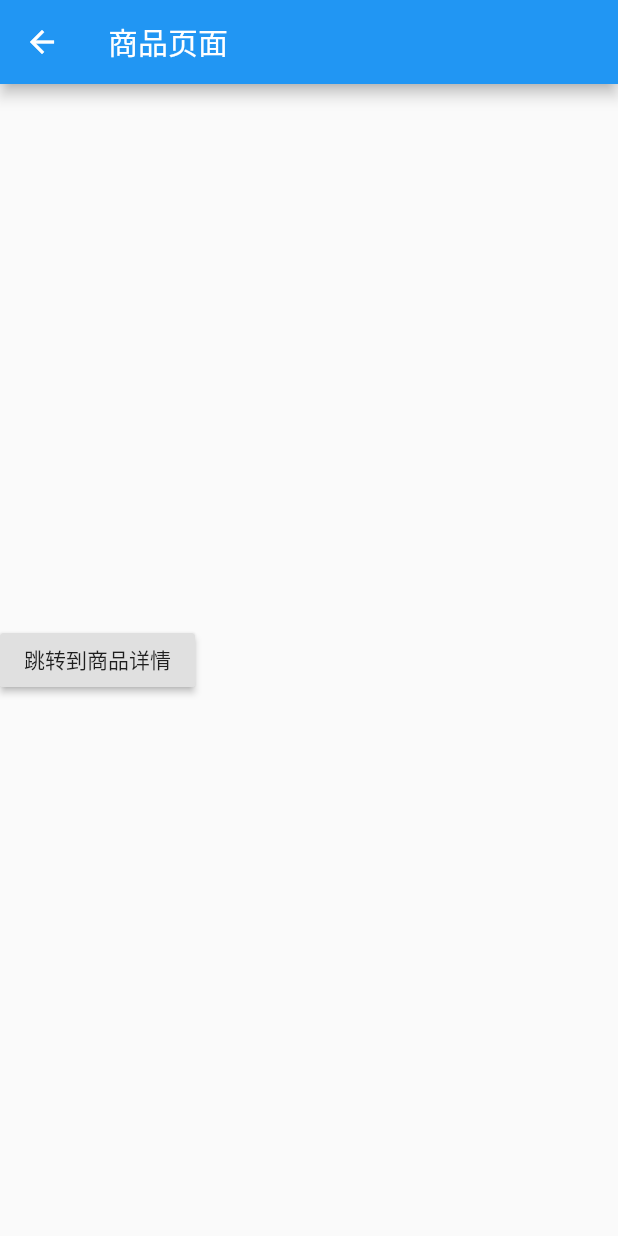
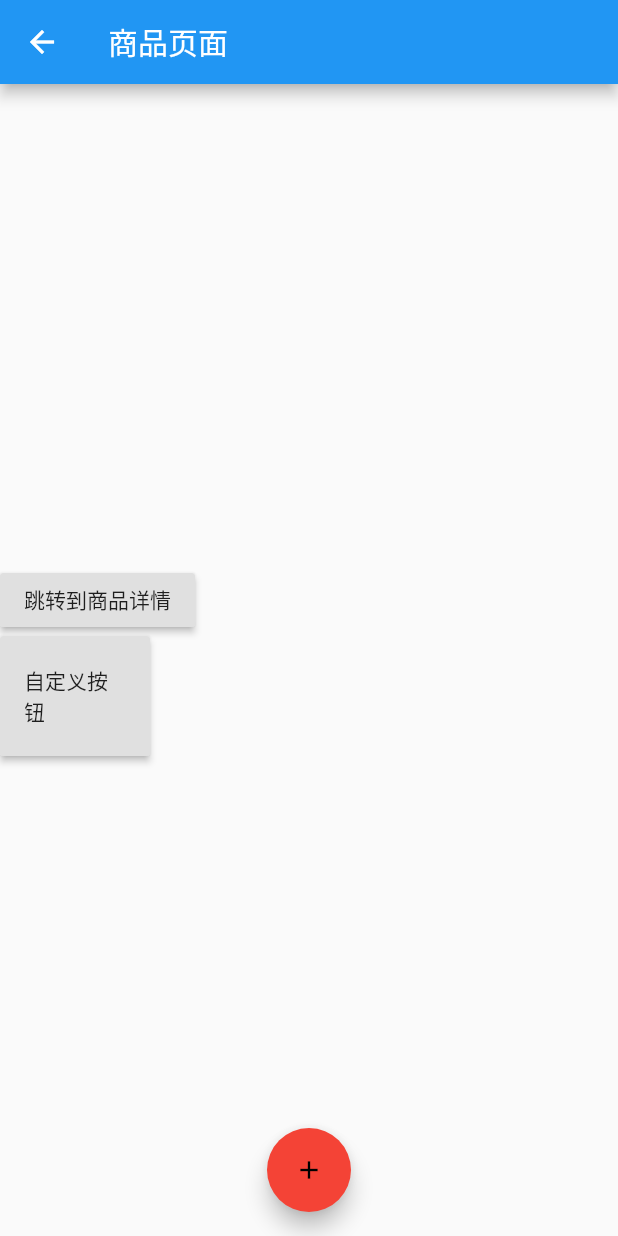
Before and after one commit to LFNHHHHH/Flutter-Study, a Flutter app: the ProductPage screen opened directly, on a phone screen of 412 x 824 dp. Run offline on Flutter 3.47's test engine with Material 2 defaults, Android fonts, the phone set to English and light mode, and no system bars.

Commit message:
floatingActionButton

```diff
--- a/lib/pages/AppBarDemo.dart
+++ b/lib/pages/AppBarDemo.dart
@@ -14,7 +14,7 @@ class AppBarDemoPage extends StatelessWidget {
               centerTitle: true,
               bottom: TabBar(
                 tabs: <Widget>[
-                  Tab(text: '热门'),
+                  Tab(text: '热门1'),
                   Tab(text: '推荐'),
                 ],
               ),
--- a/lib/pages/Product.dart
+++ b/lib/pages/Product.dart
@@ -13,6 +13,19 @@ class _ProductPageState extends State<ProductPage> {
     return Container(
       child: Scaffold(
           appBar: AppBar(title: Text('商品页面')),
+          floatingActionButton: FloatingActionButton(
+            child: Icon(
+              Icons.add,
+              color: Colors.black,
+              size: 20,
+            ),
+            onPressed: () {
+              print('FloatingActionButton');
+            },
+            backgroundColor: Colors.red,
+          ),
+          floatingActionButtonLocation:
+              FloatingActionButtonLocation.centerFloat,
           body: Column(
             crossAxisAlignment: CrossAxisAlignment.start,
             mainAxisAlignment: MainAxisAlignment.center,
@@ -23,9 +36,38 @@ class _ProductPageState extends State<ProductPage> {
                     Navigator.pushNamed(context, '/productinfo',
                         arguments: {'pid': 3366});
                   }),
+              MyButton(
+                  text: '自定义按钮',
+                  width: 100.0,
+                  height: 80.0,
+                  pressed: () {
+                    print('hello');
+                  })
               // SizedBox(height: 20),
             ],
           )),
     );
   }
 }
+
+// 自定义按钮组件
+class MyButton extends StatelessWidget {
+  final text;
+  final pressed;
+  final double width;
+  final double height;
+
+  const MyButton(
+      {this.text = '', this.pressed = null, this.height = 30, this.width = 80});
+
+  @override
+  Widget build(BuildContext context) {
+    return Container(
+      child: Container(
+        height: this.height,
+        width: this.width,
+        child: RaisedButton(child: Text(this.text), onPressed: this.pressed),
+      ),
+    );
+  }
+}
```
Also changed, not shown: lib/pages/Tabs.dart (+24 -0 lines).
